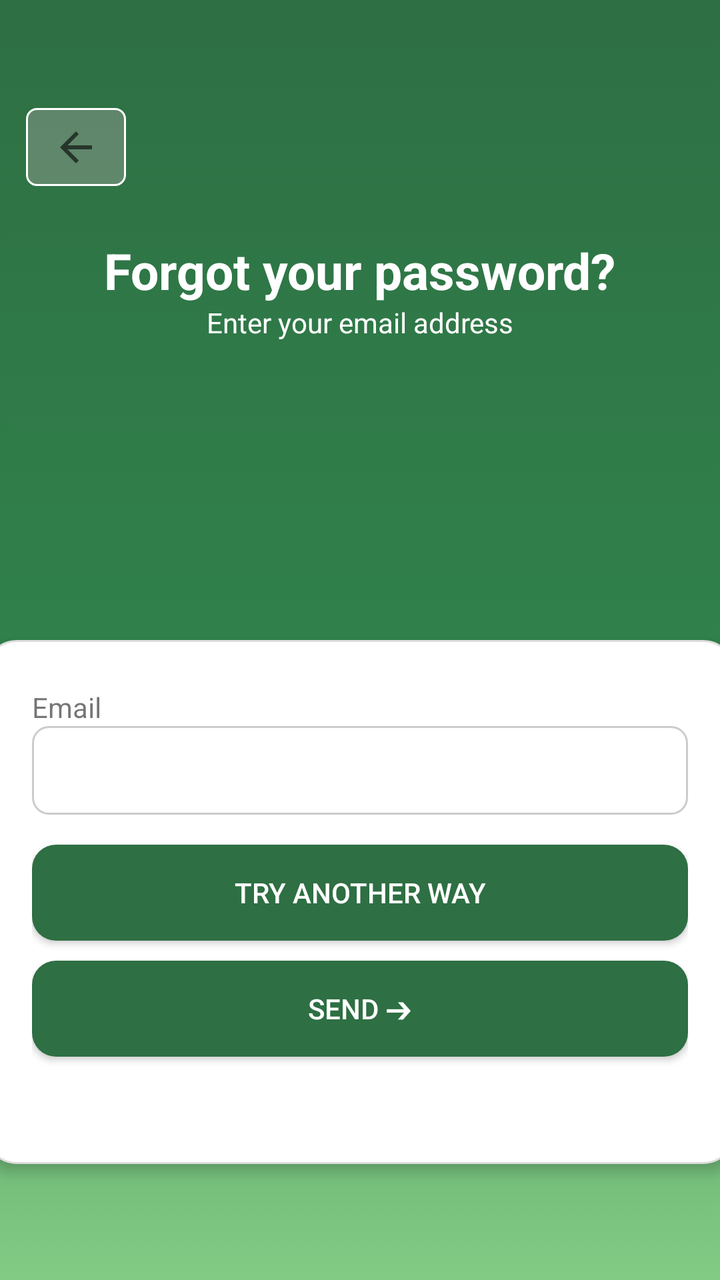
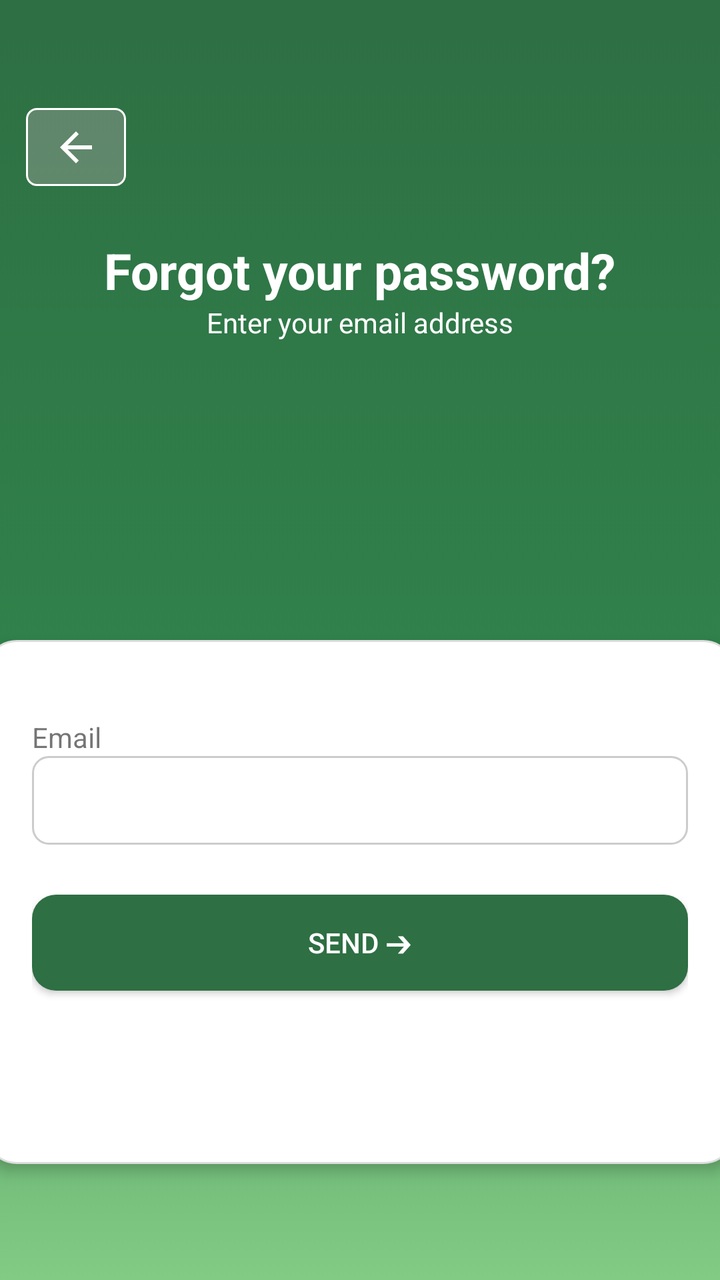

Screens rendered from an Android XML layout before and after an edit, with the pre-edit source and the edit as a unified diff.
<!-- AndroidManifest.xml: application theme Theme.RFID -->
<!-- res/layout/activity_forgot.xml -->
<?xml version="1.0" encoding="utf-8"?>
<androidx.constraintlayout.widget.ConstraintLayout xmlns:android="http://schemas.android.com/apk/res/android"
    xmlns:app="http://schemas.android.com/apk/res-auto"
    xmlns:tools="http://schemas.android.com/tools"
    android:id="@+id/main"
    android:layout_width="match_parent"
    android:layout_height="match_parent"
    android:background="@drawable/gradient_background"
    tools:context=".forgot">

    <TextView
        android:id="@+id/textView8"
        android:layout_width="wrap_content"
        android:layout_height="wrap_content"
        android:text="@string/rfid"
        app:layout_constraintBottom_toBottomOf="parent"
        app:layout_constraintEnd_toEndOf="parent"
        app:layout_constraintHorizontal_bias="0.573"
        app:layout_constraintStart_toStartOf="parent"
        app:layout_constraintTop_toTopOf="parent"
        app:layout_constraintVertical_bias="0.541" />

    <TextView
        android:id="@+id/textView4"
        android:layout_width="wrap_content"
        android:layout_height="wrap_content"
        android:text="@string/entrmail"
        app:layout_constraintBottom_toBottomOf="parent"
        app:layout_constraintEnd_toEndOf="parent"
        app:layout_constraintHorizontal_bias="0.501"
        app:layout_constraintStart_toStartOf="parent"
        app:layout_constraintTop_toTopOf="parent"
        app:layout_constraintVertical_bias="0.244" />

    <TextView
        android:id="@+id/textView3"
        android:layout_width="wrap_content"
        android:layout_height="wrap_content"
        android:text="@string/forgot_page"
        android:textStyle="bold"
        app:layout_constraintBottom_toBottomOf="parent"
        app:layout_constraintEnd_toEndOf="parent"
        app:layout_constraintHorizontal_bias="0.502"
        app:layout_constraintStart_toStartOf="parent"
        app:layout_constraintTop_toTopOf="parent"
        app:layout_constraintVertical_bias="0.195" />

    <ImageView
        android:id="@+id/imageView"
        android:layout_width="82dp"
        android:layout_height="83dp"
        app:layout_constraintBottom_toBottomOf="parent"
        app:layout_constraintEnd_toEndOf="parent"
        app:layout_constraintHorizontal_bias="0.347"
        app:layout_constraintStart_toStartOf="parent"
        app:layout_constraintTop_toTopOf="parent"
        app:layout_constraintVertical_bias="0.543"
        app:srcCompat="@drawable/signin_logo" />

    <LinearLayout
        android:id="@+id/linearLayout"
        android:layout_width="376dp"
        android:layout_height="262dp"
        android:layout_margin="16dp"
        android:background="@drawable/form"
        android:elevation="4dp"
        android:orientation="vertical"
        android:padding="24dp"
        app:layout_constraintBottom_toBottomOf="parent"
        app:layout_constraintEnd_toEndOf="parent"
        app:layout_constraintHorizontal_bias="0.507"
        app:layout_constraintStart_toStartOf="parent"
        app:layout_constraintTop_toTopOf="parent"
        app:layout_constraintVertical_bias="0.879">

        <TextView
            android:id="@+id/textView10"
            android:layout_width="match_parent"
            android:layout_height="wrap_content"
            android:text="@string/email" />

        <EditText
            android:id="@+id/editTextTextEmailAddress"
            android:layout_width="match_parent"
            android:layout_height="wrap_content"
            android:background="@drawable/edit_textbg"
            android:ems="10"
            android:inputType="textEmailAddress" />

        <Button
            android:id="@+id/btn_another"
            android:layout_width="match_parent"
            android:layout_height="wrap_content"
            android:layout_marginTop="15dp"
            android:background="@drawable/button_style"
            android:text="@string/try_anther" />

        <Button
            android:id="@+id/button3"
            android:layout_width="match_parent"
            android:layout_height="wrap_content"
            android:layout_marginTop="10dp"
            android:background="@drawable/button_style"
            android:text="@string/send" />
    </LinearLayout>

    <ImageButton
        android:id="@+id/backButton"
        android:layout_width="50dp"
        android:layout_height="39dp"
        android:background="@drawable/backbtn"
        app:layout_constraintBottom_toBottomOf="parent"
        app:layout_constraintEnd_toEndOf="parent"
        app:layout_constraintHorizontal_bias="0.042"
        app:layout_constraintStart_toStartOf="parent"
        app:layout_constraintTop_toTopOf="parent"
        app:layout_constraintVertical_bias="0.09"
        app:srcCompat="?attr/homeAsUpIndicator" />

</androidx.constraintlayout.widget.ConstraintLayout>
<!-- resources referenced by this layout -->
<resources>
  <!-- drawable backbtn (drawable) -->
  <?xml version="1.0" encoding="utf-8"?>
  <selector xmlns:android="http://schemas.android.com/apk/res/android">
      <item>
          <shape>
              <solid android:color="#62AFA7A7"/>
              <stroke android:color="@color/white"
                  android:width="3px"/>
              <corners android:radius="15px"/>
          </shape>
      </item>
  </selector>
  <!-- drawable button_style (drawable) -->
  <?xml version="1.0" encoding="utf-8"?>
  <selector xmlns:android="http://schemas.android.com/apk/res/android">
      <item>
          <shape>
              <solid android:color="@color/green"/>
              <corners android:radius="12dp"/>
          </shape>
      </item>
  </selector>
  <!-- drawable edit_textbg (drawable) -->
  <?xml version="1.0" encoding="utf-8"?>
  <selector xmlns:android="http://schemas.android.com/apk/res/android">
  
      <item>
      <shape>
              <solid android:color="#FFFFFF" />
              <stroke
                  android:width="1dp"
                  android:color="#CCCCCC" />
  
              <corners android:radius="8dp" />
  
              <padding
                  android:left="12dp"
                  android:top="10dp"
                  android:right="12dp"
                  android:bottom="10dp" />
          </shape>
  </item>
  
  </selector>
  <!-- drawable form (drawable) -->
  <?xml version="1.0" encoding="utf-8"?>
  <selector xmlns:android="http://schemas.android.com/apk/res/android">
      <item>
      <shape>
          <solid android:color="#FFFFFF" />
          <corners android:radius="16dp" />
          <stroke
              android:width="1dp"
              android:color="#DDDDDD" />
      </shape>
      </item>
  
  </selector>
  <!-- drawable gradient_background (drawable) -->
  <?xml version="1.0" encoding="utf-8"?>
  <selector xmlns:android="http://schemas.android.com/apk/res/android">
      <item>
          <shape>
              <gradient
                  android:angle="15"
                  android:startColor="#2E6F43"
                  android:centerColor="#30814B"
                  android:endColor="#82CB85"
                  android:type="linear"
                  />
          </shape>
      </item>
  
  </selector>
  <!-- drawable signin_logo: png bitmap (drawable, 47190 bytes) -->
  <string name="email">Email</string>
  <string name="entrmail"><font color="white">Enter your email address</font></string>
  <string name="forgot_page">
          <font size="25">
              <font color="white">
                  Forgot your password?
              </font>
          </font>
      </string>
  <string name="rfid"><font color="white">RFID Application</font></string>
  <string name="send"><font color="white">Send ➔</font></string>
  <string name="try_anther"><font color="white">try another way</font></string>
  <style name="Theme.RFID" parent="Base.Theme.RFID" />
  <color name="white">#FFFFFFFF</color>
  <color name="green">#2E6F43</color>
  <style name="Base.Theme.RFID" parent="Theme.AppCompat.Light.NoActionBar">
          
          
      </style>
</resources>

<!-- the commit's change to res/layout/activity_forgot.xml (unified diff, before → after) -->
@@ -77,6 +77,7 @@
             android:id="@+id/textView10"
             android:layout_width="match_parent"
             android:layout_height="wrap_content"
+            android:layout_marginTop="15dp"
             android:text="@string/email" />
 
         <EditText
@@ -87,19 +88,19 @@
             android:ems="10"
             android:inputType="textEmailAddress" />
 
-        <Button
-            android:id="@+id/btn_another"
-            android:layout_width="match_parent"
-            android:layout_height="wrap_content"
-            android:layout_marginTop="15dp"
-            android:background="@drawable/button_style"
-            android:text="@string/try_anther" />
+
+
+
+
+
+
+
 
         <Button
             android:id="@+id/button3"
             android:layout_width="match_parent"
             android:layout_height="wrap_content"
-            android:layout_marginTop="10dp"
+            android:layout_marginTop="25dp"
             android:background="@drawable/button_style"
             android:text="@string/send" />
     </LinearLayout>
@@ -108,6 +109,7 @@
         android:id="@+id/backButton"
         android:layout_width="50dp"
         android:layout_height="39dp"
+        app:tint="@color/white"
         android:background="@drawable/backbtn"
         app:layout_constraintBottom_toBottomOf="parent"
         app:layout_constraintEnd_toEndOf="parent"
<!-- resource entries referenced after the edit -->
@@ -86,7 +86,6 @@
       </string>
   <string name="rfid"><font color="white">RFID Application</font></string>
   <string name="send"><font color="white">Send ➔</font></string>
-  <string name="try_anther"><font color="white">try another way</font></string>
   <style name="Theme.RFID" parent="Base.Theme.RFID" />
   <color name="white">#FFFFFFFF</color>
   <color name="green">#2E6F43</color>
